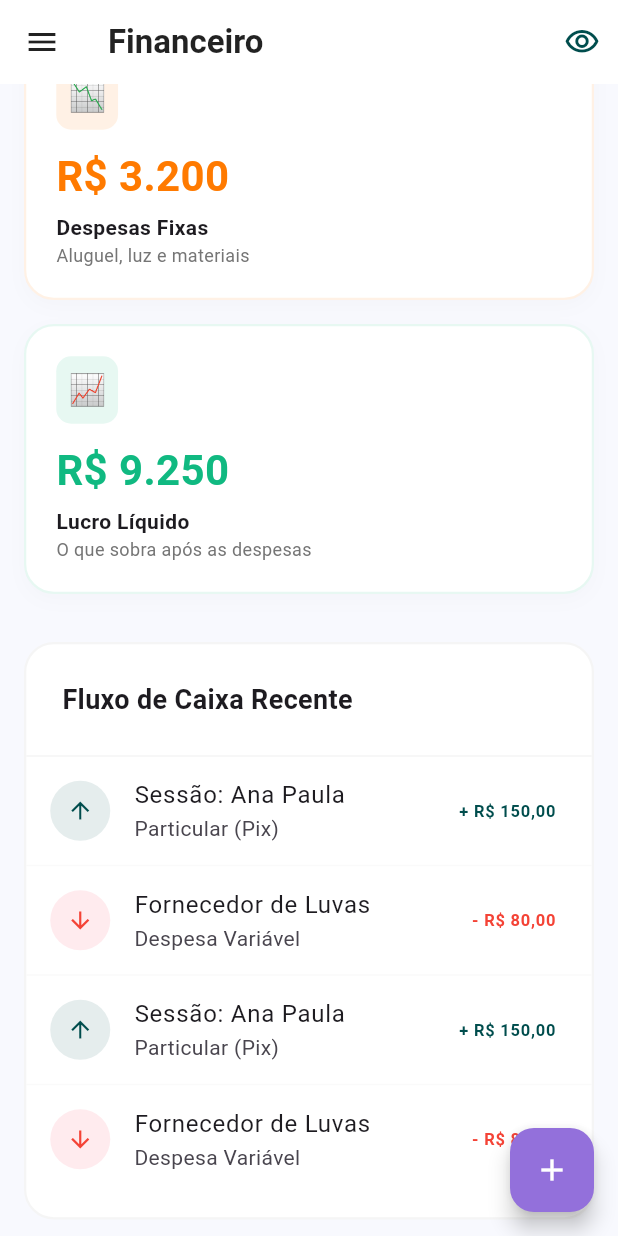
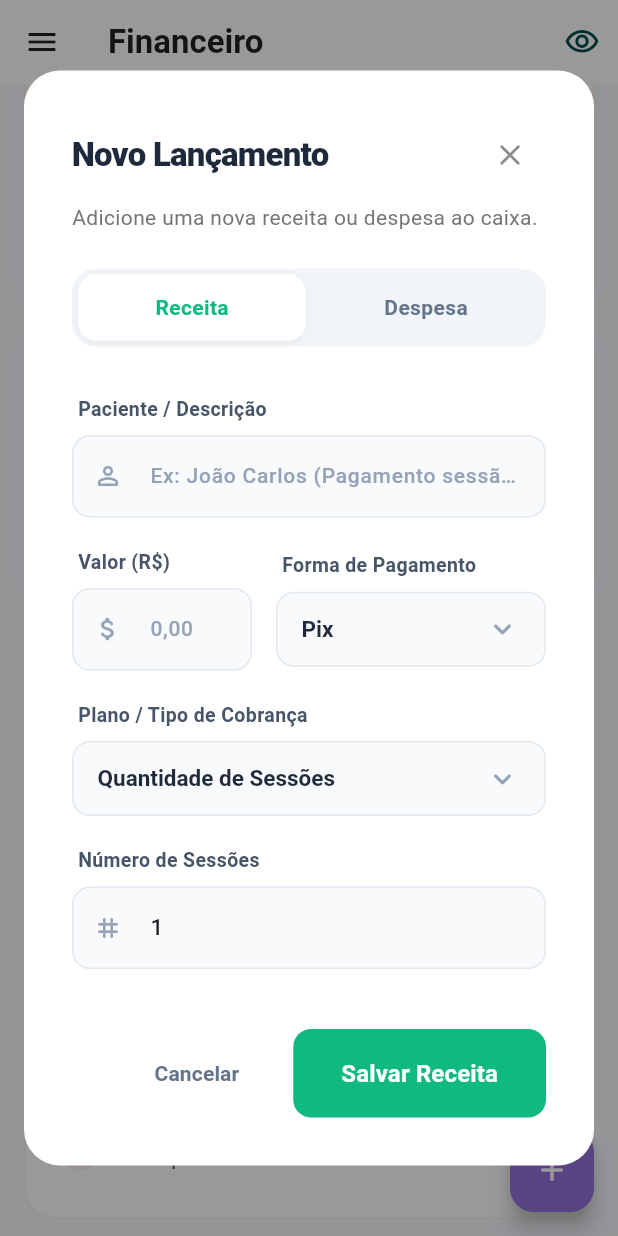
Before and after one commit to ViniciusNeri/PhysiGest, a Flutter app: the FinancialView screen opened directly, scrolled down 576 dp, after a tap on the "add" icon, on a phone screen of 412 x 824 dp. Run offline on Flutter 3.47's test engine with Material 3 defaults, Android fonts, the phone set to English and light mode, and no system bars; our stand-ins replace bloc, equatable, flutter_bloc, get_it, go_router, image_picker and 2 more.

Commit message:
feat: Implement initial UI for patient list, dashboard, schedule, financial, and login screens.

```diff
--- a/lib/features/financial/presentation/screens/financial_screen.dart
+++ b/lib/features/financial/presentation/screens/financial_screen.dart
@@ -7,6 +7,7 @@ import 'package:physigest/core/widgets/side_menu.dart';
 import 'package:physigest/features/financial/presentation/bloc/financial_bloc.dart';
 import 'package:physigest/features/financial/presentation/bloc/financial_event.dart';
 import 'package:physigest/features/financial/presentation/bloc/financial_state.dart';
+import 'package:physigest/features/financial/presentation/widgets/add_transaction_dialog.dart';
 
 class FinancialScreen extends StatelessWidget {
   const FinancialScreen({super.key});
@@ -49,7 +50,41 @@ class FinancialView extends StatelessWidget {
       ),
       drawer: const SideMenu(),
       floatingActionButton: FloatingActionButton(
-        onPressed: () {},
+        onPressed: () async {
+          final result = await showGeneralDialog<Map<String, dynamic>>(
+            context: context,
+            barrierDismissible: true,
+            barrierLabel: '',
+            barrierColor: Colors.black.withOpacity(0.4),
+            transitionDuration: const Duration(milliseconds: 300),
+            pageBuilder: (context, anim1, anim2) {
+              return const Center(
+                child: AddTransactionDialog(),
+              );
+            },
+            transitionBuilder: (context, anim1, anim2, child) {
+              return ScaleTransition(
+                scale: Tween<double>(begin: 0.9, end: 1.0)
+                    .animate(CurvedAnimation(parent: anim1, curve: Curves.easeOutBack)),
+                child: FadeTransition(
+                  opacity: anim1,
+                  child: child,
+                ),
+              );
+            },
+          );
+
+          if (result != null && context.mounted) {
+            ScaffoldMessenger.of(context).showSnackBar(
+               SnackBar(
+                content: Text('Lançamento salvo: R\$ ${result['amount']} - ${result['description']}'),
+                backgroundColor: FinancialView.azulPetroleo,
+              ),
+            );
+            // Aqui despacharemos o Evento para o FinancialBloc posteriormente
+            // context.read<FinancialBloc>().add(AddTransactionEvent(result));
+          }
+        },
         backgroundColor: roxoClaro,
         child: const Icon(Icons.add, color: Colors.white),
       ),
--- /dev/null
+++ b/lib/features/financial/presentation/widgets/add_transaction_dialog.dart
@@ -0,0 +1,407 @@
+import 'package:flutter/material.dart';
+import 'package:physigest/core/theme/app_theme.dart';
+import 'package:intl/intl.dart';
+
+class AddTransactionDialog extends StatefulWidget {
+  const AddTransactionDialog({super.key});
+
+  @override
+  State<AddTransactionDialog> createState() => _AddTransactionDialogState();
+}
+
+class _AddTransactionDialogState extends State<AddTransactionDialog> {
+  // 'revenue' (Receita) ou 'expense' (Despesa)
+  String _transactionType = 'revenue';
+
+  // Controladores Generais
+  final TextEditingController _descriptionController = TextEditingController();
+  final TextEditingController _amountController = TextEditingController();
+
+  // Controladores para Receita
+  String _paymentMethod = 'Pix';
+  String _revenueType = 'Quantidade de Sessões';
+  final TextEditingController _sessionCountController = TextEditingController(text: '1');
+
+  // Controladores para Despesa
+  String _expenseType = 'Fixa';
+
+  @override
+  void dispose() {
+    _descriptionController.dispose();
+    _amountController.dispose();
+    _sessionCountController.dispose();
+    super.dispose();
+  }
+
+  @override
+  Widget build(BuildContext context) {
+    final bool isMobile = MediaQuery.of(context).size.width < 600;
+
+    return Dialog(
+      shape: RoundedRectangleBorder(borderRadius: BorderRadius.circular(24)),
+      backgroundColor: Colors.white,
+      surfaceTintColor: Colors.transparent, // Remove o brilho de material3 sobre a cor
+      insetPadding: EdgeInsets.all(isMobile ? 16 : 40),
+      child: ConstrainedBox(
+        constraints: const BoxConstraints(maxWidth: 500),
+        child: SingleChildScrollView(
+          child: Padding(
+            padding: const EdgeInsets.all(32.0),
+            child: Column(
+              mainAxisSize: MainAxisSize.min,
+              crossAxisAlignment: CrossAxisAlignment.stretch,
+              children: [
+                // CABEÇALHO DO DIALOG
+                Row(
+                  mainAxisAlignment: MainAxisAlignment.spaceBetween,
+                  children: [
+                    const Text(
+                      'Novo Lançamento',
+                      style: TextStyle(
+                        fontSize: 22,
+                        fontWeight: FontWeight.w900,
+                        color: Color(0xFF1E293B),
+                        letterSpacing: -0.5,
+                      ),
+                    ),
+                    IconButton(
+                      icon: const Icon(Icons.close_rounded, color: Colors.black45),
+                      onPressed: () => Navigator.of(context).pop(),
+                      padding: EdgeInsets.zero,
+                      constraints: const BoxConstraints(),
+                    ),
+                  ],
+                ),
+                const SizedBox(height: 8),
+                Text(
+                  'Adicione uma nova receita ou despesa ao caixa.',
+                  style: TextStyle(fontSize: 14, color: Colors.grey.shade600),
+                ),
+                const SizedBox(height: 24),
+
+                // SEGMENTED CONTROL (Receita vs Despesa)
+                Container(
+                  padding: const EdgeInsets.all(4),
+                  decoration: BoxDecoration(
+                    color: const Color(0xFFF1F5F9),
+                    borderRadius: BorderRadius.circular(16),
+                  ),
+                  child: Row(
+                    children: [
+                      Expanded(
+                        child: _buildSegmentButton(
+                          title: 'Receita',
+                          isActive: _transactionType == 'revenue',
+                          activeColor: const Color(0xFF10B981), // Verde Sucesso
+                          onTap: () => setState(() => _transactionType = 'revenue'),
+                        ),
+                      ),
+                      const SizedBox(width: 4),
+                      Expanded(
+                        child: _buildSegmentButton(
+                          title: 'Despesa',
+                          isActive: _transactionType == 'expense',
+                          activeColor: const Color(0xFFEF4444), // Vermelho Erro
+                          onTap: () => setState(() => _transactionType = 'expense'),
+                        ),
+                      ),
+                    ],
+                  ),
+                ),
+                const SizedBox(height: 32),
+
+                // FORMULÁRIO DINÂMICO
+                if (_transactionType == 'revenue') _buildRevenueForm() else _buildExpenseForm(),
+
+                const SizedBox(height: 40),
+
+                // BOTÕES DE AÇÃO
+                Row(
+                  mainAxisAlignment: MainAxisAlignment.end,
+                  children: [
+                    TextButton(
+                      onPressed: () => Navigator.of(context).pop(),
+                      style: TextButton.styleFrom(
+                        foregroundColor: const Color(0xFF64748B),
+                        padding: const EdgeInsets.symmetric(horizontal: 24, vertical: 18),
+                        shape: RoundedRectangleBorder(borderRadius: BorderRadius.circular(12)),
+                      ),
+                      child: const Text('Cancelar', style: TextStyle(fontWeight: FontWeight.bold)),
+                    ),
+                    const SizedBox(width: 12),
+                    ElevatedButton(
+                      onPressed: _saveTransaction,
+                      style: ElevatedButton.styleFrom(
+                        backgroundColor: _transactionType == 'revenue' ? const Color(0xFF10B981) : const Color(0xFFEF4444),
+                        foregroundColor: Colors.white,
+                        elevation: 0,
+                        padding: const EdgeInsets.symmetric(horizontal: 32, vertical: 18),
+                        shape: RoundedRectangleBorder(borderRadius: BorderRadius.circular(12)),
+                      ),
+                      child: Text(
+                        _transactionType == 'revenue' ? 'Salvar Receita' : 'Salvar Despesa',
+                        style: const TextStyle(fontWeight: FontWeight.bold, fontSize: 16),
+                      ),
+                    ),
+                  ],
+                ),
+              ],
+            ),
+          ),
+        ),
+      ),
+    );
+  }
+
+  Widget _buildSegmentButton({
+    required String title,
+    required bool isActive,
+    required Color activeColor,
+    required VoidCallback onTap,
+  }) {
+    return GestureDetector(
+      onTap: onTap,
+      child: AnimatedContainer(
+        duration: const Duration(milliseconds: 200),
+        padding: const EdgeInsets.symmetric(vertical: 12),
+        decoration: BoxDecoration(
+          color: isActive ? Colors.white : Colors.transparent,
+          borderRadius: BorderRadius.circular(12),
+          boxShadow: isActive
+              ? [BoxShadow(color: Colors.black.withOpacity(0.04), blurRadius: 4, offset: const Offset(0, 2))]
+              : [],
+        ),
+        alignment: Alignment.center,
+        child: Text(
+          title,
+          style: TextStyle(
+            fontWeight: FontWeight.bold,
+            color: isActive ? activeColor : const Color(0xFF64748B),
+          ),
+        ),
+      ),
+    );
+  }
+
+  // ==========================================
+  // FORMULÁRIO DE RECEITA
+  // ==========================================
+  Widget _buildRevenueForm() {
+    return Column(
+      crossAxisAlignment: CrossAxisAlignment.stretch,
+      children: [
+        _buildInputField(
+          label: 'Paciente / Descrição',
+          hint: 'Ex: João Carlos (Pagamento sessão)',
+          controller: _descriptionController,
+          icon: Icons.person_outline_rounded,
+        ),
+        const SizedBox(height: 20),
+        Row(
+          children: [
+            Expanded(
+              flex: 2,
+              child: _buildInputField(
+                label: 'Valor (R\$)',
+                hint: '0,00',
+                controller: _amountController,
+                icon: Icons.attach_money_rounded,
+                keyboardType: const TextInputType.numberWithOptions(decimal: true),
+              ),
+            ),
+            const SizedBox(width: 16),
+            Expanded(
+              flex: 3,
+              child: _buildDropdown(
+                label: 'Forma de Pagamento',
+                value: _paymentMethod,
+                items: ['Dinheiro', 'Débito', 'Crédito', 'Pix', 'Transferência'],
+                onChanged: (val) => setState(() => _paymentMethod = val!),
+              ),
+            ),
+          ],
+        ),
+        const SizedBox(height: 20),
+        _buildDropdown(
+          label: 'Plano / Tipo de Cobrança',
+          value: _revenueType,
+          items: ['Quantidade de Sessões', 'Mensalidade', 'Pacote Fechado', 'Consulta Avulsa'],
+          onChanged: (val) => setState(() => _revenueType = val!),
+        ),
+        if (_revenueType == 'Quantidade de Sessões') ...[
+          const SizedBox(height: 20),
+          _buildInputField(
+            label: 'Número de Sessões',
+            hint: 'Ex: 10',
+            controller: _sessionCountController,
+            icon: Icons.tag_rounded,
+            keyboardType: TextInputType.number,
+          ),
+        ]
+      ],
+    );
+  }
+
+  // ==========================================
+  // FORMULÁRIO DE DESPESA
+  // ==========================================
+  Widget _buildExpenseForm() {
+    return Column(
+      crossAxisAlignment: CrossAxisAlignment.stretch,
+      children: [
+        _buildInputField(
+          label: 'Descrição da Despesa',
+          hint: 'Ex: Conta de Luz, Materiais...',
+          controller: _descriptionController,
+          icon: Icons.receipt_long_rounded,
+        ),
+        const SizedBox(height: 20),
+        Row(
+          children: [
+            Expanded(
+              flex: 2,
+              child: _buildInputField(
+                label: 'Valor (R\$)',
+                hint: '0,00',
+                controller: _amountController,
+                icon: Icons.money_off_csred_rounded,
+                keyboardType: const TextInputType.numberWithOptions(decimal: true),
+              ),
+            ),
+            const SizedBox(width: 16),
+            Expanded(
+              flex: 3,
+              child: _buildDropdown(
+                label: 'Forma de Pagamento',
+                value: _paymentMethod, // Reutilizando a variável de método de pagamento
+                items: ['Dinheiro', 'Débito', 'Crédito', 'Pix', 'Boleto'],
+                onChanged: (val) => setState(() => _paymentMethod = val!),
+              ),
+            ),
+          ],
+        ),
+        const SizedBox(height: 20),
+        _buildDropdown(
+          label: 'Tipo de Despesa',
+          value: _expenseType,
+          items: ['Fixa', 'Variável'],
+          onChanged: (val) => setState(() => _expenseType = val!),
+        ),
+      ],
+    );
+  }
+
+  // ==========================================
+  // COMPONENTES ÚTEIS
+  // ==========================================
+  Widget _buildLabel(String text) {
+    return Padding(
+      padding: const EdgeInsets.only(bottom: 8.0, left: 4),
+      child: Text(
+        text,
+        style: const TextStyle(fontWeight: FontWeight.w700, fontSize: 13, color: Color(0xFF475569)),
+      ),
+    );
+  }
+
+  Widget _buildInputField({
+    required String label,
+    required String hint,
+    required TextEditingController controller,
+    required IconData icon,
+    TextInputType keyboardType = TextInputType.text,
+  }) {
+    return Column(
+      crossAxisAlignment: CrossAxisAlignment.start,
+      children: [
+        _buildLabel(label),
+        TextField(
+          controller: controller,
+          keyboardType: keyboardType,
+          style: const TextStyle(fontSize: 15, fontWeight: FontWeight.w500),
+          decoration: InputDecoration(
+            hintText: hint,
+            prefixIcon: Icon(icon, size: 20, color: const Color(0xFF94A3B8)),
+            filled: true,
+            fillColor: const Color(0xFFF8FAFC),
+            contentPadding: const EdgeInsets.symmetric(vertical: 16, horizontal: 16),
+            enabledBorder: OutlineInputBorder(
+              borderRadius: BorderRadius.circular(12),
+              borderSide: const BorderSide(color: Color(0xFFE2E8F0)),
+            ),
+            focusedBorder: OutlineInputBorder(
+              borderRadius: BorderRadius.circular(12),
+              borderSide: const BorderSide(color: AppTheme.primaryColor, width: 1.5),
+            ),
+            hintStyle: const TextStyle(color: Color(0xFF94A3B8), fontSize: 14),
+          ),
+        ),
+      ],
+    );
+  }
+
+  Widget _buildDropdown({
+    required String label,
+    required String value,
+    required List<String> items,
+    required ValueChanged<String?> onChanged,
+  }) {
+    return Column(
+      crossAxisAlignment: CrossAxisAlignment.start,
+      children: [
+        _buildLabel(label),
+        Container(
+          padding: const EdgeInsets.symmetric(horizontal: 16),
+          decoration: BoxDecoration(
+            color: const Color(0xFFF8FAFC),
+            borderRadius: BorderRadius.circular(12),
+            border: Border.all(color: const Color(0xFFE2E8F0)),
+          ),
+          child: DropdownButtonHideUnderline(
+            child: DropdownButton<String>(
+              value: value,
+              isExpanded: true,
+              icon: const Icon(Icons.keyboard_arrow_down_rounded, color: Color(0xFF94A3B8)),
+              style: const TextStyle(fontSize: 15, fontWeight: FontWeight.w600, color: Color(0xFF1E293B)),
+              items: items.map((String item) {
+                return DropdownMenuItem<String>(
+                  value: item,
+                  child: Text(item),
+                );
+              }).toList(),
+              onChanged: onChanged,
+            ),
+          ),
+        ),
+      ],
+    );
+  }
+
+  void _saveTransaction() {
+    // Processamento estático para demonstração
+    final amount = _amountController.text;
+    final description = _descriptionController.text;
+
+    if (amount.isEmpty || description.isEmpty) {
+      ScaffoldMessenger.of(context).showSnackBar(
+        const SnackBar(
+          content: Text('Preencha os campos obrigatórios (Descrição e Valor)'),
+          backgroundColor: Color(0xFFEF4444),
+        ),
+      );
+      return;
+    }
+
+    // Retorna os dados mapeados para o FinancialScreen
+    Navigator.of(context).pop({
+      'type': _transactionType, // 'revenue' ou 'expense'
+      'description': description,
+      'amount': amount,
+      'paymentMethod': _paymentMethod,
+      'billingType': _transactionType == 'revenue' ? _revenueType : _expenseType,
+      'sessions': _transactionType == 'revenue' && _revenueType == 'Quantidade de Sessões'
+          ? _sessionCountController.text
+          : null,
+    });
+  }
+}
```
Also changed, not shown: lib/features/auth/presentation/screens/login_screen.dart (+10 -4 lines), lib/features/dashboard/presentation/screens/home_screen.dart (+36 -5 lines), lib/features/patients/presentation/screens/patients_list_screen.dart (+18 -15 lines), lib/features/schedule/presentation/screens/schedule_screen.dart (+29 -12 lines), 3 other files.
